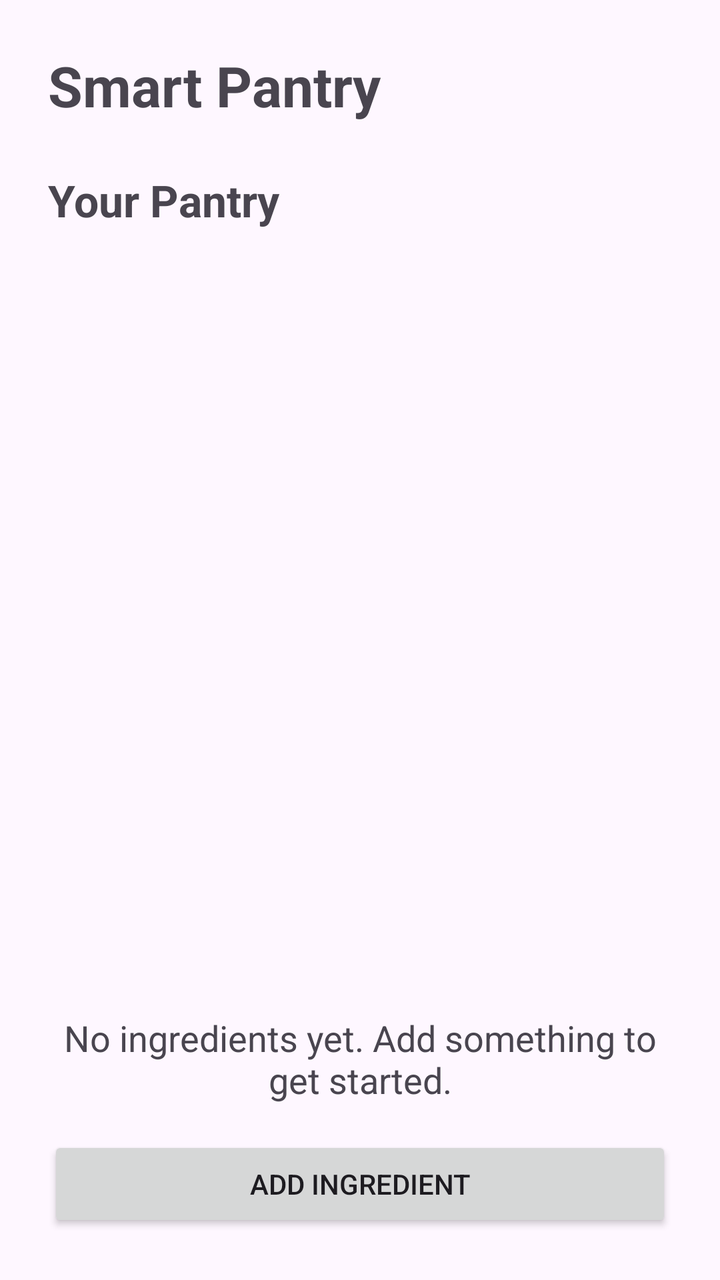
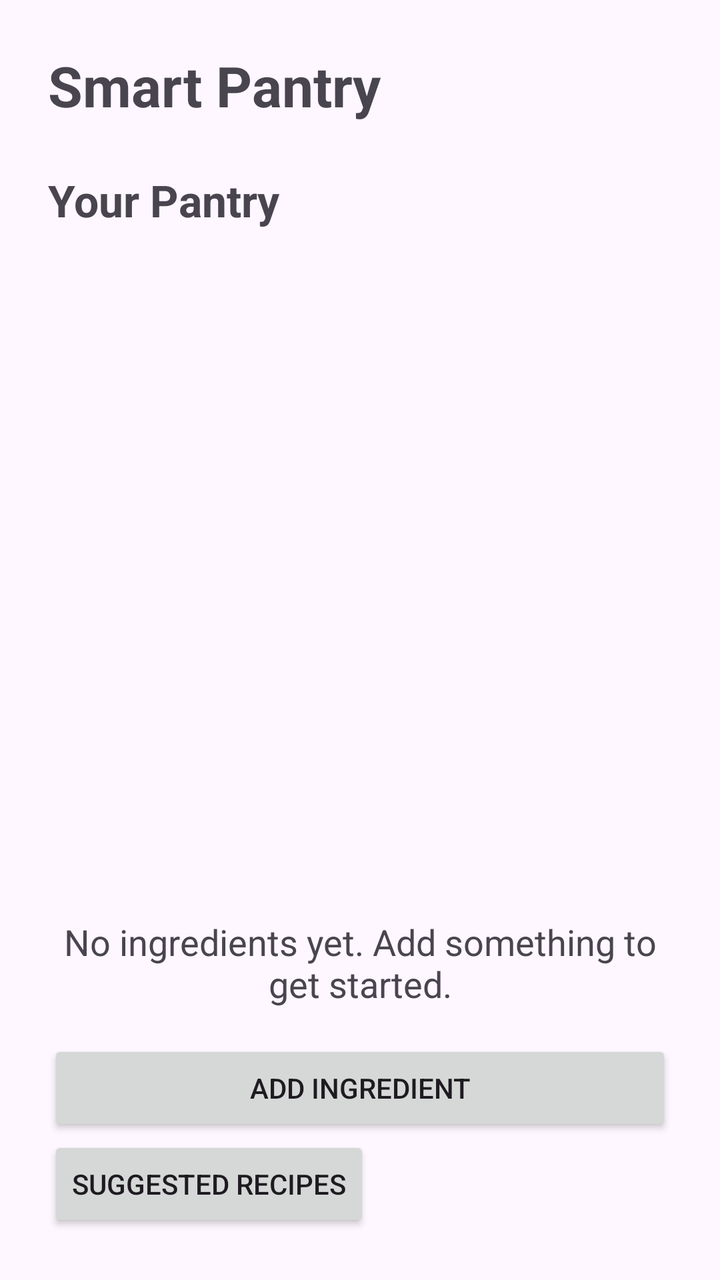

Compare the two renders of this Android layout. The source of the first and the diff that turns it into the second are given below.
<!-- AndroidManifest.xml: application theme Theme.SmartPantryManager -->
<!-- res/layout/activity_main.xml -->
<?xml version="1.0" encoding="utf-8"?>
<LinearLayout xmlns:android="http://schemas.android.com/apk/res/android"
    android:id="@+id/main"
    android:layout_width="match_parent"
    android:layout_height="match_parent"
    android:orientation="vertical"
    android:padding="24dp">

    <TextView
        android:id="@+id/tvTitle"
        android:layout_width="match_parent"
        android:layout_height="wrap_content"
        android:text="Smart Pantry"
        android:textSize="28sp"
        android:textStyle="bold" />

    <TextView
        android:id="@+id/tvPantryHeading"
        android:layout_width="match_parent"
        android:layout_height="wrap_content"
        android:layout_marginTop="24dp"
        android:text="Your Pantry"
        android:textSize="22sp"
        android:textStyle="bold" />

    <androidx.recyclerview.widget.RecyclerView
        android:id="@+id/recyclerPantry"
        android:layout_width="match_parent"
        android:layout_height="0dp"
        android:layout_marginTop="16dp"
        android:layout_weight="1" />

    <TextView
        android:id="@+id/tvEmptyMessage"
        android:layout_width="match_parent"
        android:layout_height="wrap_content"
        android:gravity="center"
        android:text="No ingredients yet. Add something to get started."
        android:textSize="18sp" />

    <Button
        android:id="@+id/btnAddIngredient"
        android:layout_width="match_parent"
        android:layout_height="wrap_content"
        android:layout_marginTop="16dp"
        android:text="Add Ingredient" />

</LinearLayout>
<!-- resources referenced by this layout -->
<resources>
  <style name="Theme.SmartPantryManager" parent="Base.Theme.SmartPantryManager" />
  <style name="Base.Theme.SmartPantryManager" parent="Theme.Material3.DayNight.NoActionBar">
          
          
      </style>
</resources>

<!-- the commit's change to res/layout/activity_main.xml (unified diff, before → after) -->
@@ -45,4 +45,10 @@
         android:layout_marginTop="16dp"
         android:text="Add Ingredient" />
 
+    <Button
+        android:id="@+id/btnSuggestedRecipes"
+        android:layout_width="wrap_content"
+        android:layout_height="wrap_content"
+        android:text="Suggested Recipes" />
+
 </LinearLayout>
